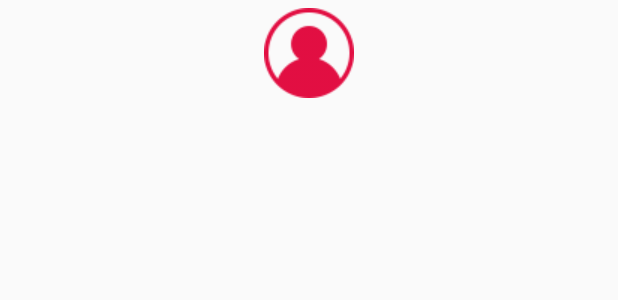
After one commit to nickyangjun/NickStudyDemo, an Android app: the layout item_list.xml on its own in the app's theme, with its tools: preview values and no code run, on a phone screen of 412 x 824 dp. The commit adds this screen. Shown: the top 300 px of the screen. Run offline under Robolectric (Android 15) with nearby library versions, the phone set to English and light mode, and no system bars.

```diff
--- /dev/null
+++ b/app/src/main/res/layout/item_list.xml
@@ -0,0 +1,11 @@
+<?xml version="1.0" encoding="utf-8"?>
+<LinearLayout xmlns:android="http://schemas.android.com/apk/res/android"
+    android:layout_width="match_parent"
+    android:layout_height="wrap_content">
+    <ImageView
+        android:layout_width="match_parent"
+        android:layout_height="match_parent"
+        android:padding="5dp"
+        android:src="@drawable/headerimg"/>
+
+</LinearLayout>
--- a/app/src/main/res/values/styles.xml
+++ b/app/src/main/res/values/styles.xml
@@ -1,7 +1,7 @@
 <resources>
 
     <!-- Base application theme. -->
-    <style name="AppTheme" parent="Theme.AppCompat.Light.DarkActionBar">
+    <style name="AppTheme" parent="Theme.AppCompat.Light.NoActionBar">
         <!-- Customize your theme here. -->
         <item name="colorPrimary">@color/colorPrimary</item>
         <item name="colorPrimaryDark">@color/colorPrimaryDark</item>
```
Also changed, not shown: app/src/main/java/app/study/nick/com/nickstudydemo/AndroidSupportDesign.java (+34 -9 lines), app/src/main/res/layout/activity_support_design.xml (+32 -19 lines), app/src/main/res/drawable/headerimg.png (added).
